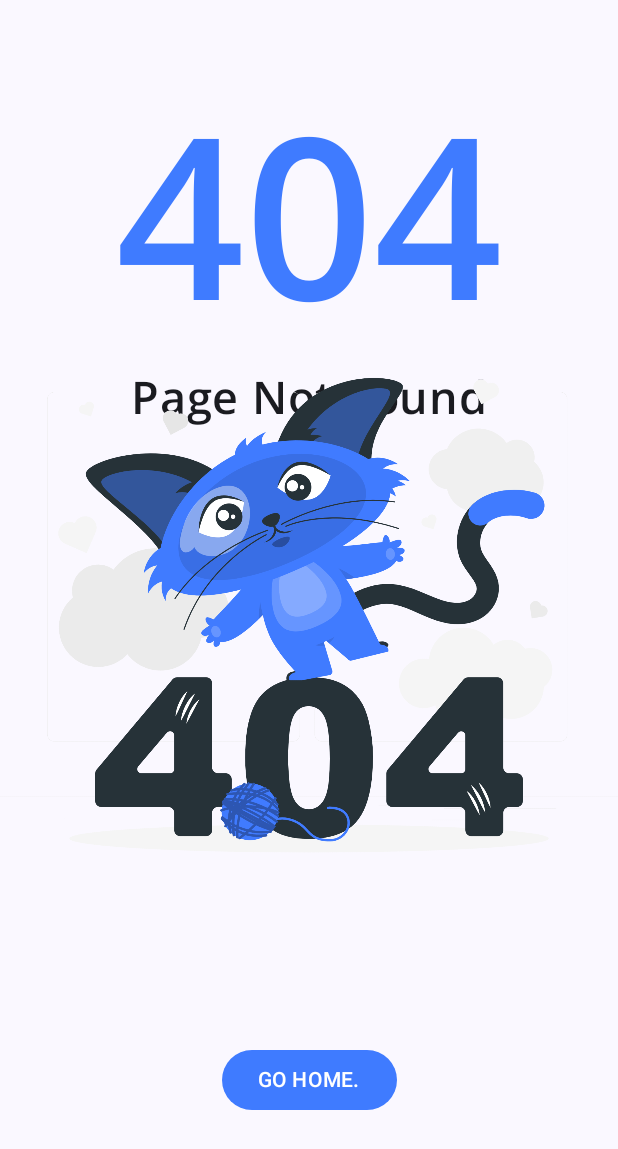
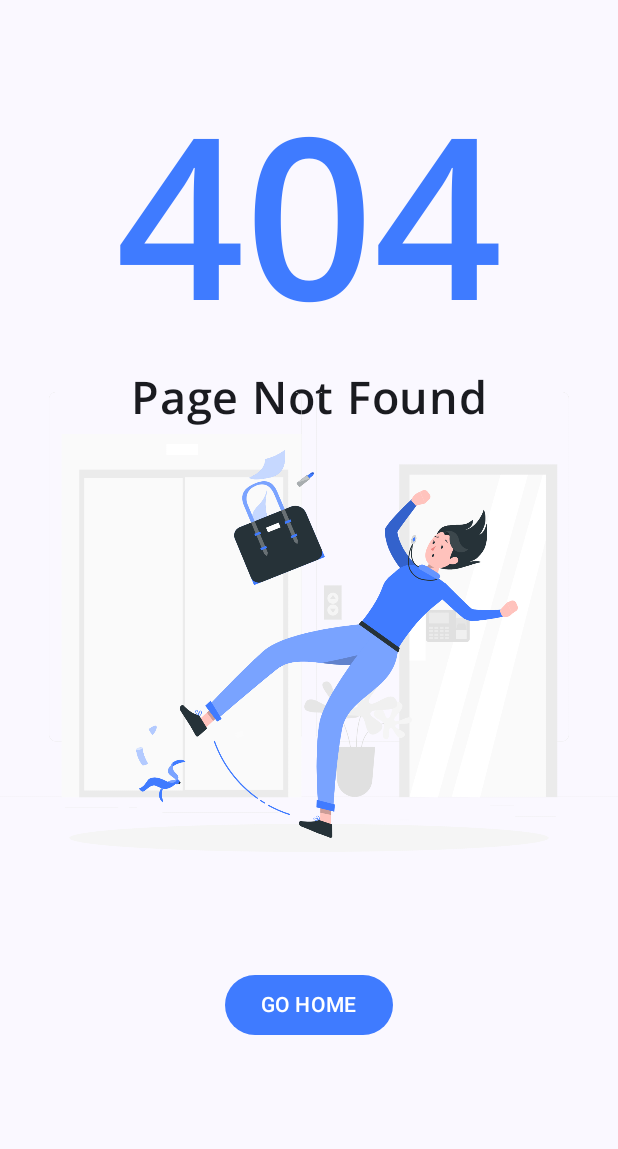
Before and after one commit to jeanluckawel/404, an Android app built with Jetpack Compose: the screen it shows after launch (MainActivity), on a phone screen of 412 x 824 dp. Shown: the top 1149 px of the screen. Run offline under Robolectric (Android 15) with nearby library versions, the phone set to English and light mode, and no system bars.

Commit message:
version 1.0

```diff
--- a/app/src/main/java/com/example/error404/MainActivity.kt
+++ b/app/src/main/java/com/example/error404/MainActivity.kt
@@ -8,7 +8,9 @@ import androidx.compose.foundation.layout.Arrangement
 import androidx.compose.foundation.layout.Box
 import androidx.compose.foundation.layout.Column
 import androidx.compose.foundation.layout.fillMaxSize
+import androidx.compose.foundation.layout.height
 import androidx.compose.foundation.layout.padding
+import androidx.compose.foundation.layout.width
 import androidx.compose.foundation.shape.RoundedCornerShape
 import androidx.compose.material3.Button
 import androidx.compose.material3.ButtonDefaults
@@ -76,19 +78,18 @@ fun Errobutton(){
         verticalArrangement = Arrangement.Bottom,
         horizontalAlignment = Alignment.CenterHorizontally,){
         Button(
-            {}, Modifier.padding(80.dp), shape = RoundedCornerShape(20.dp),
+            {}, Modifier.padding(130.dp), shape = RoundedCornerShape(20.dp),
             colors = ButtonDefaults.buttonColors(containerColor = Color (63,123,255))
         ) {
-            Text(text = "GO HOME.",
+            Text(text = "GO HOME",
                 color = Color.White
-
             )
         }
     }
 }
 @Composable
 fun ErrorImage(){
-    val img = painterResource(R.drawable.rr)
+    val img = painterResource(R.drawable.slipping_with_a_banana_rafiki)
     Column(modifier = Modifier.fillMaxSize().padding(top = 20.dp),
         verticalArrangement = Arrangement.Center,
         horizontalAlignment = Alignment.CenterHorizontally
```
